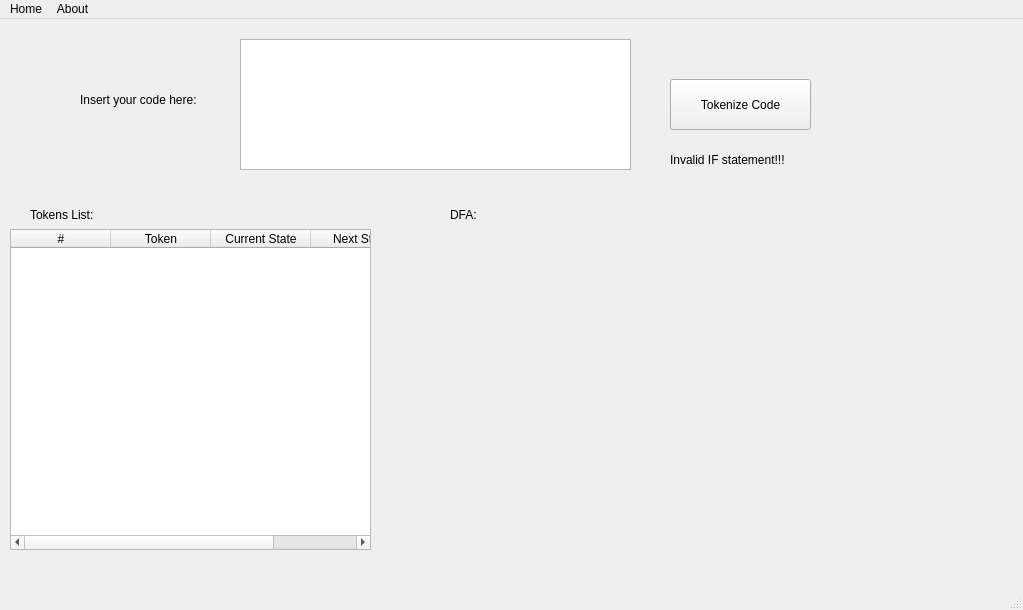
Old version of the form GUI.ui in the repository youssefg7/CSE439Team3Spring22.
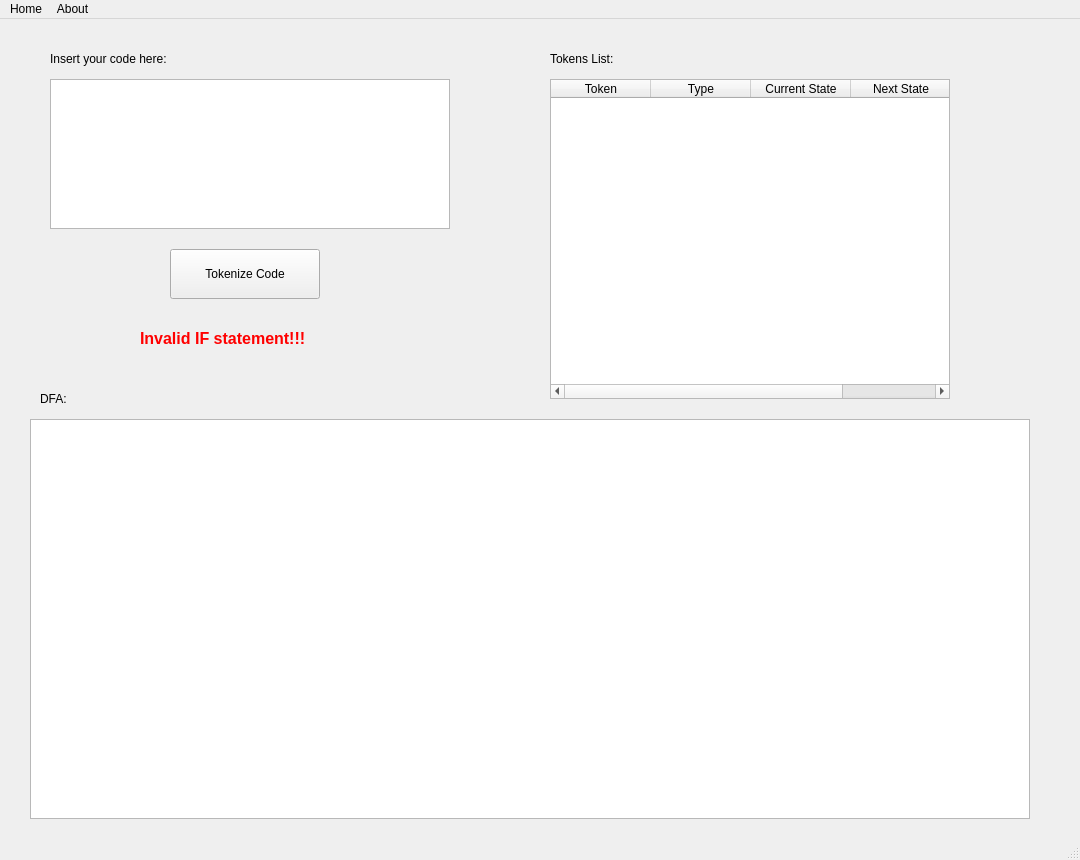
New version of the form.

Commit message: DFA view

Patch:
```diff
--- a/GUI.ui
+++ b/GUI.ui
@@ -6,8 +6,8 @@
    <rect>
     <x>0</x>
     <y>0</y>
-    <width>1023</width>
-    <height>610</height>
+    <width>1080</width>
+    <height>860</height>
    </rect>
   </property>
   <property name="windowTitle">
@@ -17,33 +17,33 @@
    <widget class="QPushButton" name="pushButton">
     <property name="geometry">
      <rect>
-      <x>670</x>
-      <y>60</y>
-      <width>141</width>
-      <height>51</height>
+      <x>170</x>
+      <y>230</y>
+      <width>150</width>
+      <height>50</height>
      </rect>
     </property>
     <property name="text">
      <string>Tokenize Code</string>
     </property>
    </widget>
-   <widget class="QPlainTextEdit" name="plainTextEdit">
+   <widget class="QTextEdit" name="textEdit">
     <property name="geometry">
      <rect>
-      <x>240</x>
-      <y>20</y>
-      <width>391</width>
-      <height>131</height>
+      <x>50</x>
+      <y>60</y>
+      <width>400</width>
+      <height>150</height>
      </rect>
     </property>
    </widget>
    <widget class="QLabel" name="label">
     <property name="geometry">
      <rect>
-      <x>80</x>
-      <y>60</y>
-      <width>151</width>
-      <height>41</height>
+      <x>50</x>
+      <y>20</y>
+      <width>150</width>
+      <height>40</height>
      </rect>
     </property>
     <property name="text">
@@ -53,10 +53,10 @@
    <widget class="QTableWidget" name="tableWidget">
     <property name="geometry">
      <rect>
-      <x>10</x>
-      <y>210</y>
-      <width>361</width>
-      <height>321</height>
+      <x>550</x>
+      <y>60</y>
+      <width>400</width>
+      <height>320</height>
      </rect>
     </property>
     <property name="minimumSize">
@@ -65,16 +65,16 @@
       <height>0</height>
      </size>
     </property>
-    <column>
-     <property name="text">
-      <string>#</string>
-     </property>
-    </column>
     <column>
      <property name="text">
       <string>Token</string>
      </property>
     </column>
+    <column>
+     <property name="text">
+      <string>Type</string>
+     </property>
+    </column>
     <column>
      <property name="text">
       <string>Current State</string>
@@ -89,10 +89,10 @@
    <widget class="QLabel" name="label_2">
     <property name="geometry">
      <rect>
-      <x>30</x>
-      <y>180</y>
-      <width>81</width>
-      <height>31</height>
+      <x>550</x>
+      <y>20</y>
+      <width>80</width>
+      <height>40</height>
      </rect>
     </property>
     <property name="text">
@@ -102,10 +102,10 @@
    <widget class="QLabel" name="label_3">
     <property name="geometry">
      <rect>
-      <x>450</x>
-      <y>180</y>
-      <width>51</width>
-      <height>31</height>
+      <x>40</x>
+      <y>360</y>
+      <width>60</width>
+      <height>40</height>
      </rect>
     </property>
     <property name="text">
@@ -115,14 +115,31 @@
    <widget class="QLabel" name="label_4">
     <property name="geometry">
      <rect>
-      <x>670</x>
-      <y>120</y>
-      <width>221</width>
-      <height>41</height>
+      <x>140</x>
+      <y>300</y>
+      <width>260</width>
+      <height>40</height>
      </rect>
     </property>
+    <property name="font">
+     <font>
+      <pointsize>12</pointsize>
+      <weight>75</weight>
+      <bold>true</bold>
+     </font>
+    </property>
     <property name="text">
-     <string>Invalid IF statement!!!</string>
+     <string>&lt;html&gt;&lt;head/&gt;&lt;body&gt;&lt;p&gt;&lt;span style=&quot; color:#ff0000;&quot;&gt;Invalid IF statement!!!&lt;/span&gt;&lt;/p&gt;&lt;/body&gt;&lt;/html&gt;</string>
+    </property>
+   </widget>
+   <widget class="QTextEdit" name="textEdit_2">
+    <property name="geometry">
+     <rect>
+      <x>30</x>
+      <y>400</y>
+      <width>1000</width>
+      <height>400</height>
+     </rect>
     </property>
    </widget>
   </widget>
@@ -131,7 +148,7 @@
     <rect>
      <x>0</x>
      <y>0</y>
-     <width>1023</width>
+     <width>1080</width>
      <height>26</height>
     </rect>
    </property>
```
The commit also changes 1 other file.
